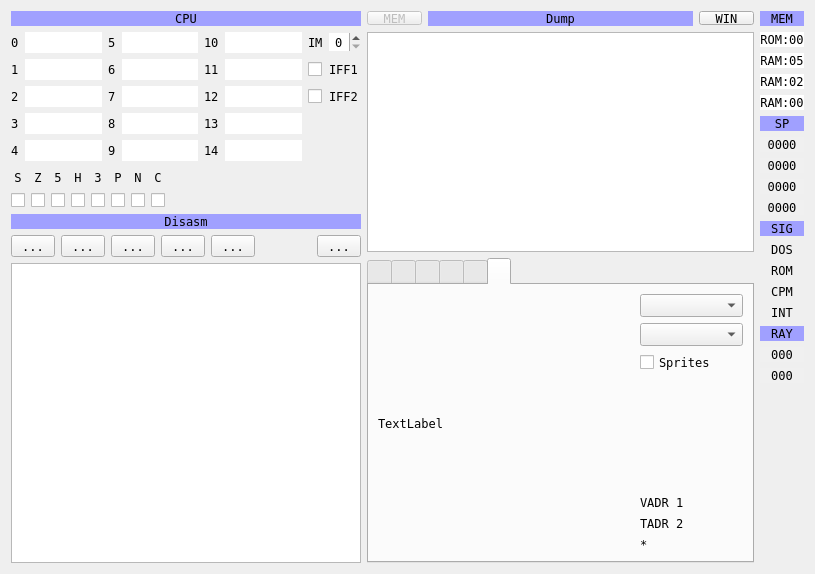
The window that ui/debuger.ui (samstyle/Xpeccy) describes before a commit, drawn with Qt 5.
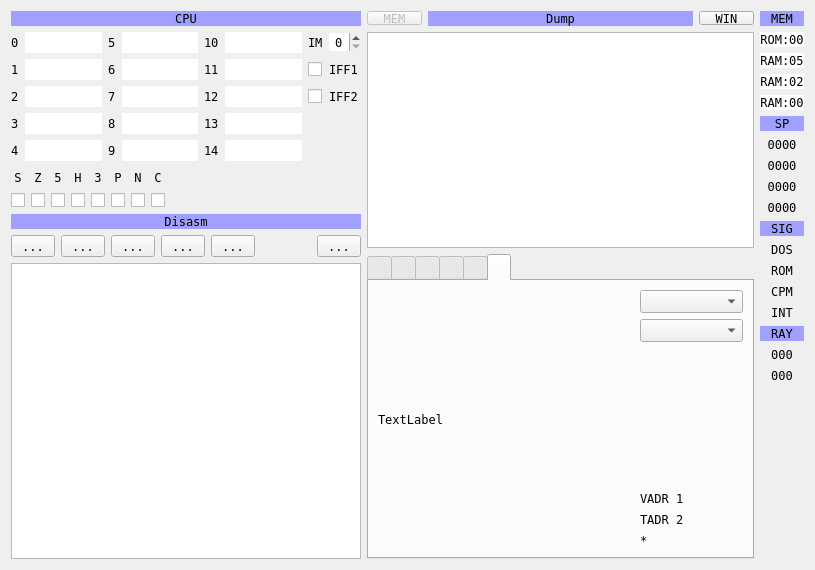
The same window after the commit. The open tabs and pages were chosen to show the change. Icons and pictures are not drawn. Custom widgets are drawn as their Qt base class.

```diff
--- a/ui/debuger.ui
+++ b/ui/debuger.ui
@@ -10,7 +10,7 @@
     <x>0</x>
     <y>0</y>
     <width>813</width>
-    <height>574</height>
+    <height>570</height>
    </rect>
   </property>
   <property name="font">
@@ -1911,14 +1911,7 @@
             <widget class="QComboBox" name="nesScrType"/>
            </item>
            <item>
-            <widget class="QComboBox" name="nesTileType"/>
-           </item>
-           <item>
-            <widget class="QCheckBox" name="nesShowSpr">
-             <property name="text">
-              <string>Sprites</string>
-             </property>
-            </widget>
+            <widget class="QComboBox" name="nesBGTileset"/>
            </item>
            <item>
             <spacer name="verticalSpacer">
```
Left out of the diff: 3 changed lines with no effect on the pictures.
